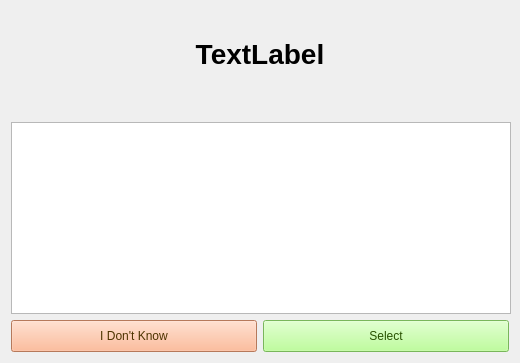
Above: Ui/pract2.ui from robinpalat/idiomindQt before the change. Below: the same form after it.
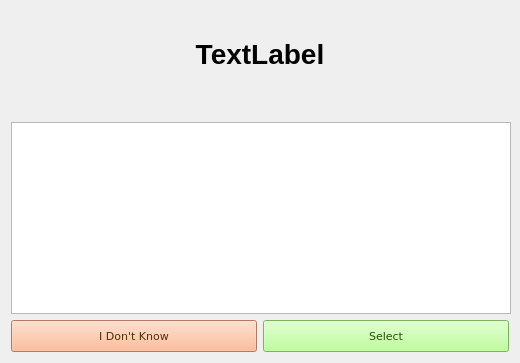
That is the form after the change. Icons and pictures are not drawn. Custom widgets are drawn as their Qt base class.

```diff
--- a/Ui/pract2.ui
+++ b/Ui/pract2.ui
@@ -199,7 +199,8 @@
        </property>
        <property name="font">
         <font>
-         <pointsize>9</pointsize>
+         <family>DejaVu Sans</family>
+         <pointsize>8</pointsize>
         </font>
        </property>
        <property name="styleSheet">
@@ -221,7 +222,8 @@
        </property>
        <property name="font">
         <font>
-         <pointsize>9</pointsize>
+         <family>DejaVu Sans</family>
+         <pointsize>8</pointsize>
         </font>
        </property>
        <property name="styleSheet">
```
